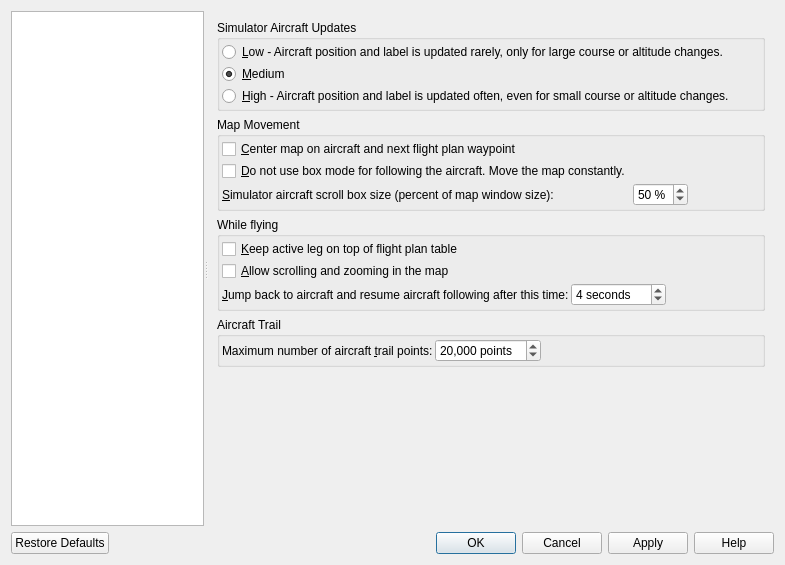
Old version of the form src/options/options.ui in the repository albar965/littlenavmap.
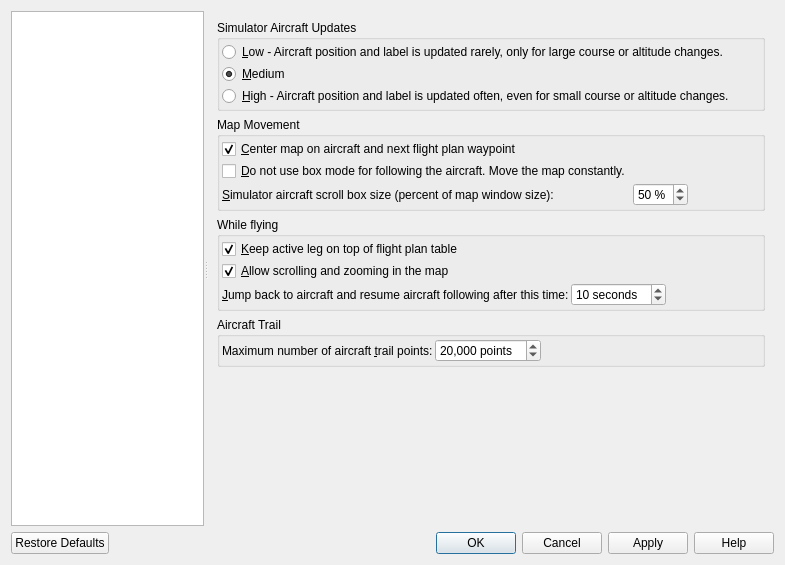
New version of the form. The open tabs and pages were chosen to show the change.

Commit message: Changed defaults in options dialog to more sensible values. Fixed several issues with reset function in options dialog.

```diff
--- a/src/options/options.ui
+++ b/src/options/options.ui
@@ -3121,7 +3121,7 @@
               <number>300</number>
              </property>
              <property name="value">
-              <number>4</number>
+              <number>10</number>
              </property>
             </widget>
            </item>
@@ -3146,7 +3146,7 @@
               <string>&amp;Allow scrolling and zooming in the map</string>
              </property>
              <property name="checked">
-              <bool>false</bool>
+              <bool>true</bool>
              </property>
             </widget>
            </item>
@@ -3158,6 +3158,9 @@
              <property name="text">
               <string>&amp;Keep active leg on top of flight plan table</string>
              </property>
+             <property name="checked">
+              <bool>true</bool>
+             </property>
             </widget>
            </item>
           </layout>
@@ -3264,6 +3267,9 @@
              <property name="text">
               <string>&amp;Center map on aircraft and next flight plan waypoint</string>
              </property>
+             <property name="checked">
+              <bool>true</bool>
+             </property>
             </widget>
            </item>
            <item row="2" column="0">
```
Left out of the diff: 10 changed lines with no effect on the pictures. The commit also changes 2 other files.
